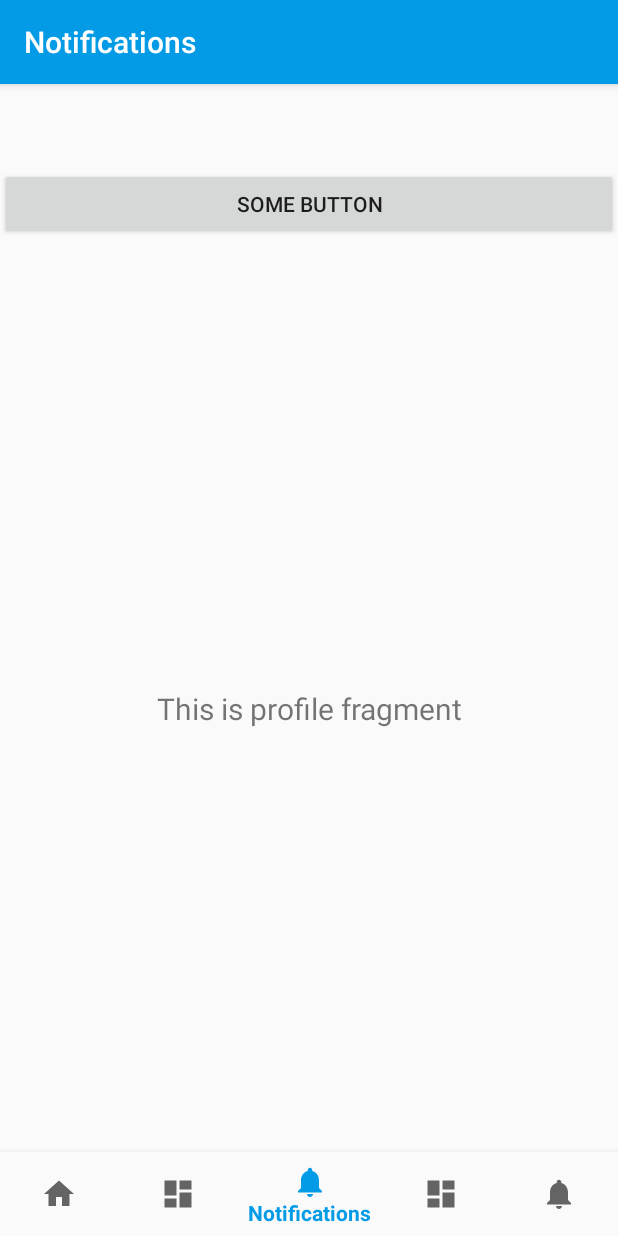
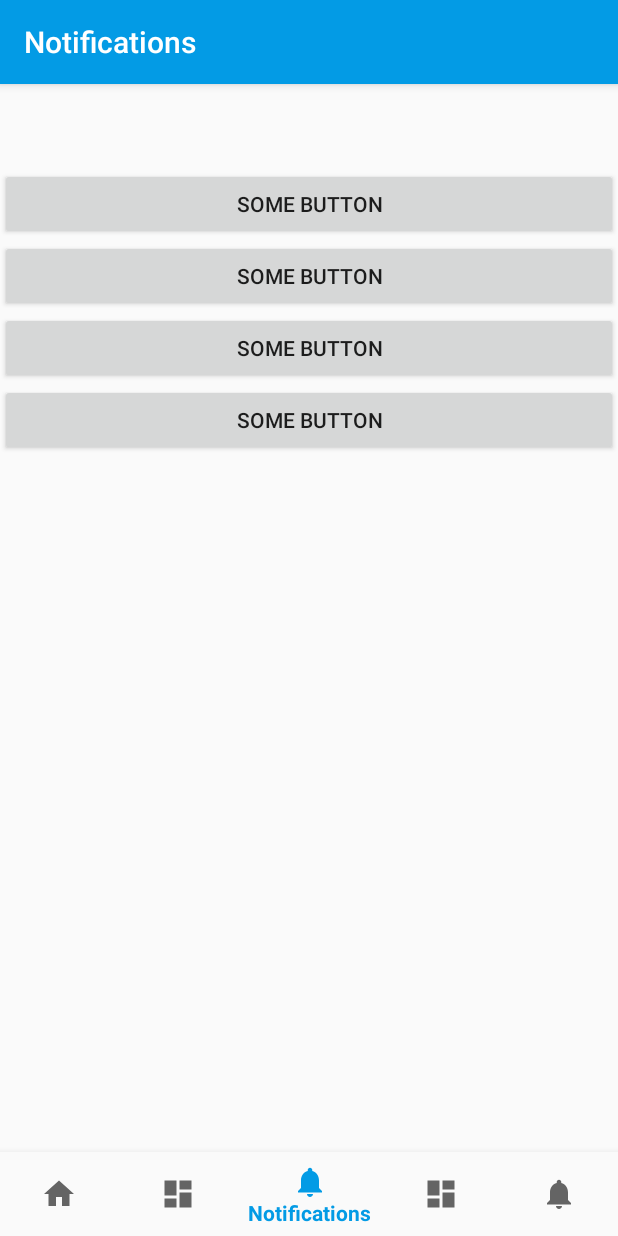
Before and after one commit to kochsj/Android_Realty, an Android app: the ProfileFragment screen opened through its navigation route, on a phone screen of 412 x 824 dp. Run offline under Robolectric (Android 15) with nearby library versions, the phone set to English and light mode, and no system bars; our stand-ins replace Firebase (no records; nobody signed in at launch, a user with empty details on screens opened directly), navigation-ui; plain views replace BottomNavigationViewEx.

Commit message:
profile page has it's buttons

```diff
--- a/app/src/main/java/com/kochsj/realrealty/ui/profile/ProfileFragment.java
+++ b/app/src/main/java/com/kochsj/realrealty/ui/profile/ProfileFragment.java
@@ -23,14 +23,27 @@ public class ProfileFragment extends Fragment implements View.OnClickListener {
     private ProfileViewModel profileViewModel;
     private View root;
 
+    private Button mHouseButton;
+    private Button mAgentButton;
+    private Button mDocumentsButton;
+    private Button mPreferencesButton;
+
+
+
     public View onCreateView(@NonNull LayoutInflater inflater, ViewGroup container, Bundle savedInstanceState) {
-
 
         this.profileViewModel = new ViewModelProvider((ViewModelStoreOwner) this).get(ProfileViewModel.class);
         this.root = inflater.inflate(R.layout.fragment_profile, container, false);
 
-        Button mButton = root.findViewById(R.id.show_map);
-        mButton.setOnClickListener(this);
+        mHouseButton = root.findViewById(R.id.profile_house_button);
+        mAgentButton = root.findViewById(R.id.profile_agent_button);
+        mDocumentsButton = root.findViewById(R.id.profile_documents_button);
+        mPreferencesButton = root.findViewById(R.id.profile_preferences_button);
+
+        mHouseButton.setOnClickListener(this);
+        mAgentButton.setOnClickListener(this);
+        mDocumentsButton.setOnClickListener(this);
+        mPreferencesButton.setOnClickListener(this);
 
         final TextView textView = root.findViewById(R.id.text_profile);
 
@@ -46,7 +59,18 @@ public class ProfileFragment extends Fragment implements View.OnClickListener {
 
     @Override
     public void onClick(View v) {
-        Intent intent = new Intent(getActivity(), MapsActivity.class);
-        startActivity(intent);
+        switch (v.getId()) {
+            case R.id.profile_agent_button:
+                break;
+            case R.id.profile_house_button:
+                Intent intent = new Intent(getActivity(), MapsActivity.class);
+                startActivity(intent);
+                break;
+            case R.id.profile_documents_button:
+                break;
+            case R.id.profile_preferences_button:
+                break;
+        }
+
     }
 }
--- a/app/src/main/res/layout/fragment_profile.xml
+++ b/app/src/main/res/layout/fragment_profile.xml
@@ -1,23 +1,4 @@
-<!--<relativelayout-->
-<!--    name:outside-container-for-drawerlyout-->
-<!--    height: ... and width: ...-->
-<!--    <relativelayout>-->
-<!--        name:actual-continer-for-drawerlayout-->
-<!--        height: ... and width: ...-->
-<!--        &lt;!&ndash; place drawer layout code here &ndash;&gt;-->
-<!--        <drawerayout>-->
-<!--            height: ... and width: ...-->
-<!--            &lt;!&ndash; nest navigation view code here &ndash;&gt;-->
-<!--            <navview>-->
-<!--                height: ... and width: ...-->
-<!--            </navview>-->
-<!--        </drawerlayout>-->
-<!--    </relativelayout>-->
-<!--</relativelayout>-->
-
-
-
-
+<?xml version="1.0" encoding="utf-8"?>
 <androidx.constraintlayout.widget.ConstraintLayout xmlns:android="http://schemas.android.com/apk/res/android"
     xmlns:app="http://schemas.android.com/apk/res-auto"
     xmlns:tools="http://schemas.android.com/tools"
@@ -25,64 +6,48 @@
     android:layout_height="match_parent"
     tools:context=".ui.profile.ProfileFragment">
 
-<!--    <androidx.constraintlayout.widget.ConstraintLayout-->
-<!--        android:layout_width="match_parent"-->
-<!--        android:layout_height="match_parent">-->
-
-<!--        <androidx.drawerlayout.widget.DrawerLayout-->
-<!--            android:id="@+id/drawer_layout"-->
-<!--            android:layout_width="wrap_content"-->
-<!--            android:layout_height="wrap_content"-->
-<!--            app:layout_constraintBottom_toBottomOf="parent"-->
-<!--            app:layout_constraintLeft_toLeftOf="parent"-->
-<!--            app:layout_constraintRight_toRightOf="parent">-->
-
-<!--            <com.google.android.material.navigation.NavigationView-->
-<!--                android:id="@+id/profile_nav_view"-->
-<!--                android:layout_width="0dp"-->
-<!--                android:layout_height="wrap_content"-->
-<!--                android:layout_marginStart="0dp"-->
-<!--                android:layout_marginEnd="0dp"-->
-<!--                android:background="?android:attr/windowBackground"-->
-<!--                app:layout_constraintBottom_toBottomOf="parent"-->
-<!--                app:layout_constraintLeft_toLeftOf="parent"-->
-<!--                app:layout_constraintRight_toRightOf="parent"-->
-<!--                app:menu="@menu/menu_profile_nav">-->
-
-<!--            </com.google.android.material.navigation.NavigationView>-->
-
-<!--        </androidx.drawerlayout.widget.DrawerLayout>-->
-
-<!--    </androidx.constraintlayout.widget.ConstraintLayout>-->
-
-<!--    <fragment-->
-<!--        android:id="@+id/nav_host_fragment"-->
-<!--        android:name="androidx.navigation.fragment.NavHostFragment"-->
-<!--        android:layout_width="match_parent"-->
-<!--        android:layout_height="match_parent"-->
-<!--        app:defaultNavHost="true"-->
-<!--        app:layout_constraintLeft_toLeftOf="parent"-->
-<!--        app:layout_constraintRight_toRightOf="parent"-->
-<!--        app:layout_constraintTop_toTopOf="parent"-->
-<!--        app:navGraph="@navigation/nav_graph_profile" />-->
-
     <TextView
         android:id="@+id/text_profile"
         android:layout_width="match_parent"
         android:layout_height="wrap_content"
-        android:layout_marginStart="8dp"
-        android:layout_marginTop="8dp"
-        android:layout_marginEnd="8dp"
+        android:textSize="20sp"
         android:textAlignment="center"
-        android:textSize="20sp"
+        app:layout_constraintBottom_toTopOf="@id/profile_buttons"
+        app:layout_constraintEnd_toEndOf="parent"
+        app:layout_constraintStart_toStartOf="parent"
+        app:layout_constraintTop_toBottomOf="parent"
+        android:gravity="center_horizontal" />
+    <LinearLayout
+        android:id="@+id/profile_buttons"
+        android:layout_width="match_parent"
+        android:layout_height="match_parent"
+        android:orientation="vertical"
         app:layout_constraintBottom_toBottomOf="parent"
         app:layout_constraintEnd_toEndOf="parent"
         app:layout_constraintStart_toStartOf="parent"
-        app:layout_constraintTop_toTopOf="parent" />
-    <Button
-        android:layout_width="match_parent"
-        android:layout_height="wrap_content"
-        android:text="some button"
-        android:id="@+id/show_map"/>
+        app:layout_constraintTop_toBottomOf="@id/text_profile">
+        <Button
+            android:id="@+id/profile_house_button"
+            android:layout_width="match_parent"
+            android:layout_height="wrap_content"
+            android:text="some button" />
+        <Button
+            android:id="@+id/profile_agent_button"
+            android:layout_width="match_parent"
+            android:layout_height="wrap_content"
+            android:text="some button" />
+        <Button
+            android:id="@+id/profile_documents_button"
+            android:layout_width="match_parent"
+            android:layout_height="wrap_content"
+            android:text="some button" />
+        <Button
+            android:id="@+id/profile_preferences_button"
+            android:layout_width="match_parent"
+            android:layout_height="wrap_content"
+            android:text="some button" />
+
+    </LinearLayout>
+
 
 </androidx.constraintlayout.widget.ConstraintLayout>
```
